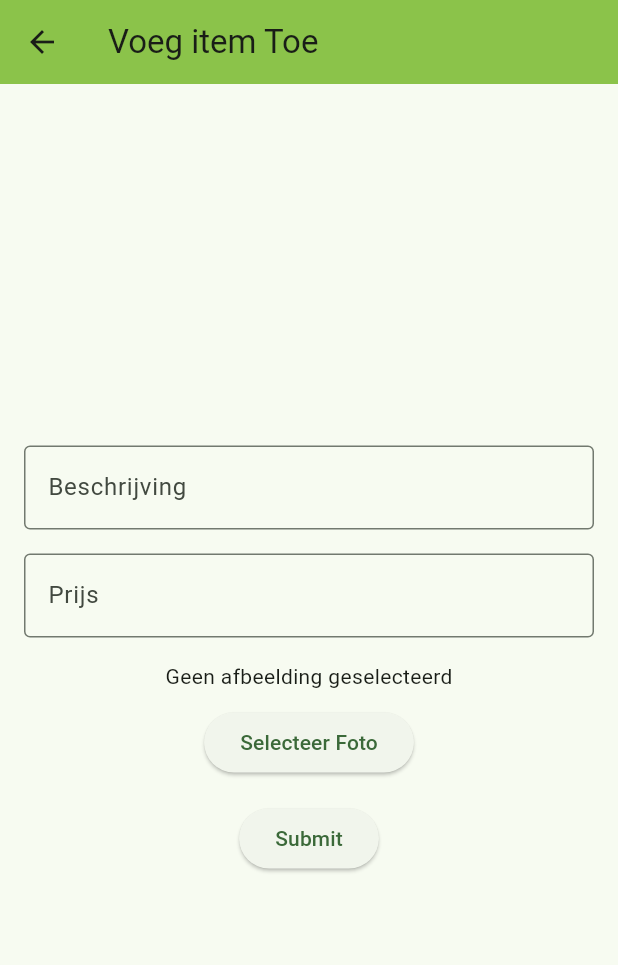
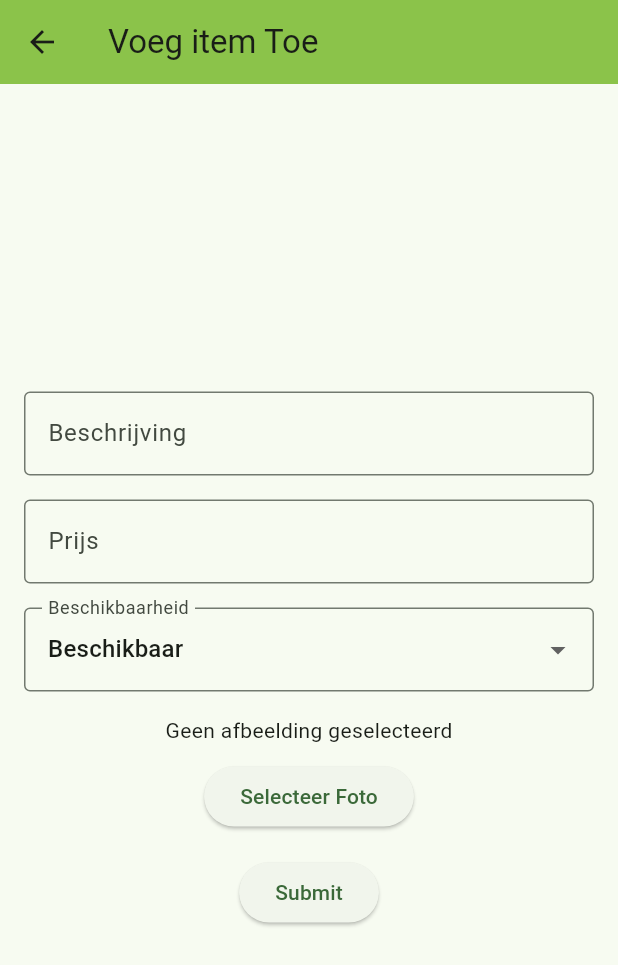
Before and after one commit to JeroenDeBie/ToolApp_AP, a Flutter app: the AddItems screen opened directly, on a phone screen of 412 x 824 dp. Shown: the top 965 px of the screen. Run offline on Flutter 3.47's test engine with Material 3 defaults, Android fonts, the phone set to English and light mode, and no system bars; our stand-ins replace firebase_auth, firebase_core, image_picker; accounts and stored records are empty.

Commit message:
beschikbaarheid added

```diff
--- a/lib/addItems.dart
+++ b/lib/addItems.dart
@@ -6,7 +6,6 @@ import 'package:image_picker/image_picker.dart';
 import 'package:intl/intl.dart';
 import 'firebase_options.dart';
 import 'productDetails.dart';
-
 
 class AddItems extends StatefulWidget {
   const AddItems({super.key});
@@ -20,6 +19,7 @@ class _AddItemsState extends State<AddItems> {
   final TextEditingController priceController = TextEditingController();
   Uint8List? _imageBytes;
   final ImagePicker _picker = ImagePicker();
+  String _availability = 'beschikbaar'; // Default value
 
   final NumberFormat currencyFormat = NumberFormat.currency(
     locale: 'nl_NL',
@@ -89,6 +89,29 @@ class _AddItemsState extends State<AddItems> {
               onChanged: _formatPriceInput,
             ),
             const SizedBox(height: 16),
+            DropdownButtonFormField<String>(
+              value: _availability,
+              items: const [
+                DropdownMenuItem(
+                  value: 'beschikbaar',
+                  child: Text('Beschikbaar'),
+                ),
+                DropdownMenuItem(
+                  value: 'niet beschikbaar',
+                  child: Text('Niet Beschikbaar'),
+                ),
+              ],
+              onChanged: (value) {
+                setState(() {
+                  _availability = value!;
+                });
+              },
+              decoration: const InputDecoration(
+                labelText: 'Beschikbaarheid',
+                border: OutlineInputBorder(),
+              ),
+            ),
+            const SizedBox(height: 16),
             _imageBytes != null
                 ? Image.memory(_imageBytes!, height: 150)
                 : const Text('Geen afbeelding geselecteerd'),
@@ -110,6 +133,7 @@ class _AddItemsState extends State<AddItems> {
                 Navigator.pop(context, {
                   'description': description,
                   'price': price,
+                  'availability': _availability,
                   'image': _imageBytes,
                 });
               },
--- a/lib/productDetails.dart
+++ b/lib/productDetails.dart
@@ -38,6 +38,12 @@ class ProductDetailPage extends StatelessWidget {
               style: const TextStyle(fontSize: 20, fontWeight: FontWeight.bold),
             ),
             Text(item['price']!, style: const TextStyle(fontSize: 18)),
+            const SizedBox(height: 16),
+            Text(
+              'Beschikbaarheid:',
+              style: const TextStyle(fontSize: 20, fontWeight: FontWeight.bold),
+            ),
+            Text(item['availability']!, style: const TextStyle(fontSize: 18)),
           ],
         ),
       ),
```
Also changed, not shown: lib/main.dart (+0 -7 lines).
